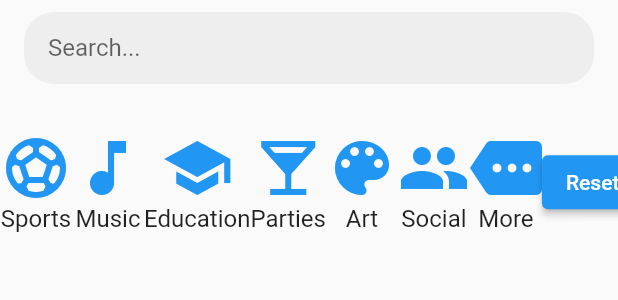
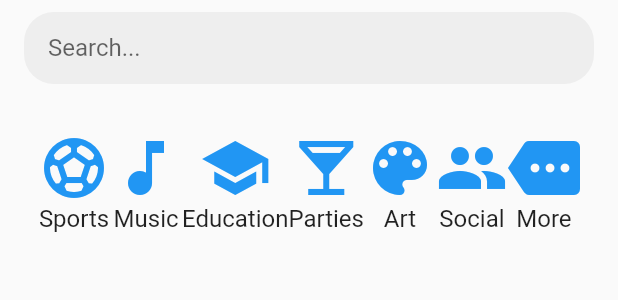
Before and after one commit to danielrr25/EventApp, a Flutter app: the HomeSection widget shown alone on an empty page, opened directly, on a phone screen of 412 x 824 dp. Shown: the top 300 px of the screen. Run offline on Flutter 3.47's test engine with Material 2 defaults, Android fonts, the phone set to English and light mode, and no system bars; network calls fail.

Commit message:
Committing my changes before pull

```diff
--- a/mobile/lib/sections/home_section.dart
+++ b/mobile/lib/sections/home_section.dart
@@ -122,10 +122,10 @@ class _HomeSectionState extends State<HomeSection> {
                     },
                     label: 'More',
                   ),
-                  ElevatedButton(
-                    onPressed: _resetFilters,
-                    child: Text('Reset Filters'),
-                  ),
+                  // ElevatedButton(
+                  //   onPressed: _resetFilters,
+                  //   child: Text('Reset Filters'),
+                  // ),
                 ],
               ),
             ),
```
